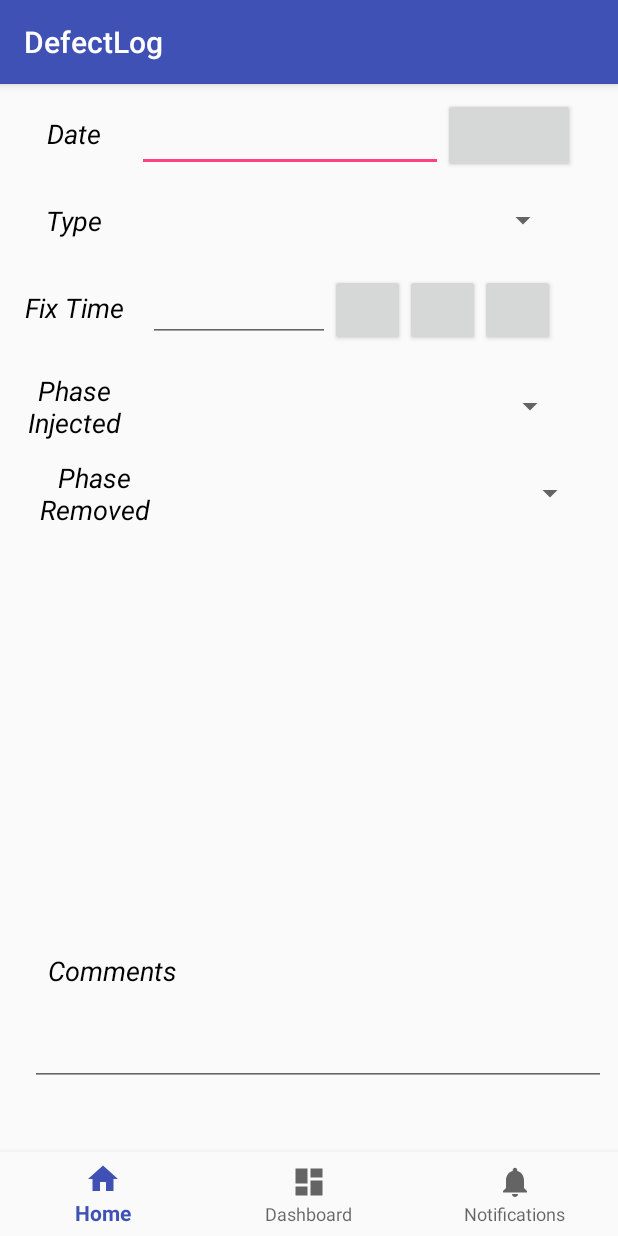
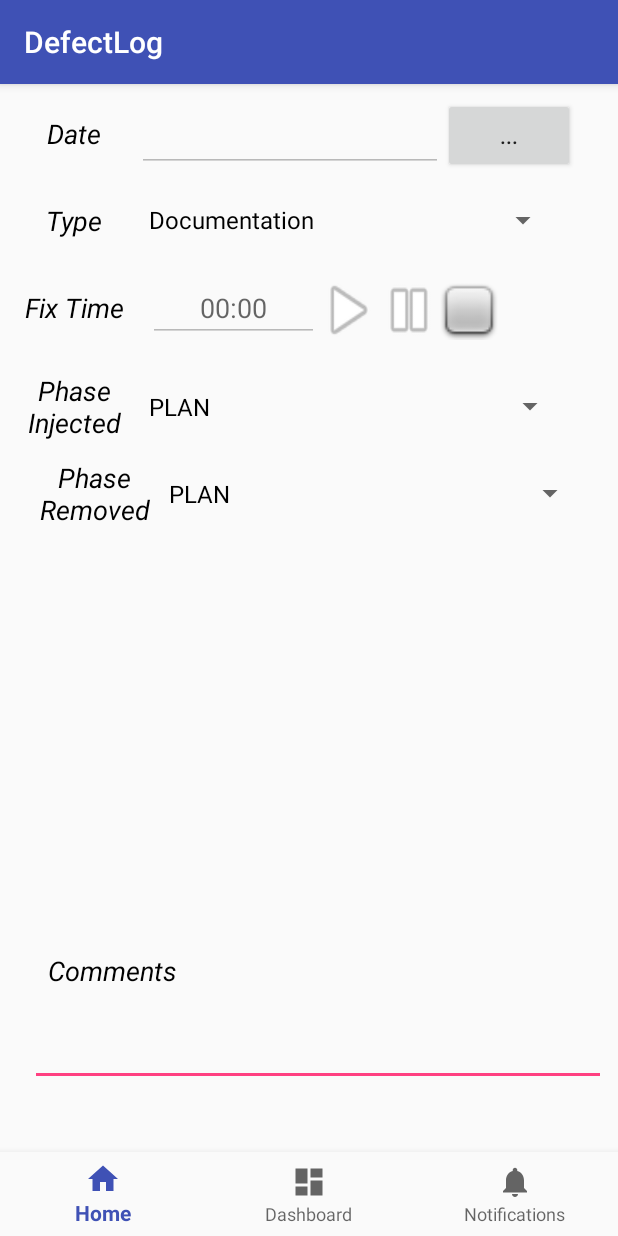
Before and after one commit to DARWorldSkills/ProyectoPSP7, an Android app: the DefectLog screen opened directly, with no data from a screen before it, on a phone screen of 412 x 824 dp. Run offline under Robolectric (Android 15) with nearby library versions, the phone set to English and light mode, and no system bars.

Commit message:
commita4

```diff
--- a/ProyectoPSP7/app/build.gradle
+++ b/ProyectoPSP7/app/build.gradle
@@ -23,6 +23,7 @@ dependencies {
     implementation 'com.android.support:appcompat-v7:27.1.1'
     implementation 'com.android.support.constraint:constraint-layout:1.1.2'
     implementation 'com.android.support:design:27.1.1'
+    implementation 'com.android.support:support-v4:27.1.1'
     testImplementation 'junit:junit:4.12'
     androidTestImplementation 'com.android.support.test:runner:1.0.2'
     androidTestImplementation 'com.android.support.test.espresso:espresso-core:3.0.2'
--- a/ProyectoPSP7/app/src/main/java/com/aprendiz/ragp/proyectopsp7/controllers/DefectLog.java
+++ b/ProyectoPSP7/app/src/main/java/com/aprendiz/ragp/proyectopsp7/controllers/DefectLog.java
@@ -3,13 +3,37 @@ package com.aprendiz.ragp.proyectopsp7.controllers;
 import android.os.Bundle;
 import android.support.annotation.NonNull;
 import android.support.design.widget.BottomNavigationView;
+import android.support.design.widget.Snackbar;
 import android.support.v7.app.AppCompatActivity;
 import android.view.MenuItem;
+import android.view.View;
+import android.widget.ArrayAdapter;
+import android.widget.Button;
+import android.widget.EditText;
+import android.widget.Spinner;
 import android.widget.TextView;
 
 import com.aprendiz.ragp.proyectopsp7.R;
 
-public class DefectLog extends AppCompatActivity {
+import java.text.SimpleDateFormat;
+import java.util.ArrayList;
+import java.util.Date;
+import java.util.List;
+
+public class DefectLog extends AppCompatActivity implements View.OnClickListener{
+
+    EditText txtDate, txtfixtime, txtComments;
+    Button btnFecha, btnGo, btnStopD, btnAgain;
+    Spinner spinerType, spinnerPhaseInject, spinnerPhaseRemoved;
+
+    Thread thread;
+    int [] tiempo = {0,0};
+
+    int validar = 0;
+    Date dateFecha;
+
+    boolean bandera = true;
+    boolean bandera1 = false;
 
     private TextView mTextMessage;
 
@@ -41,6 +65,217 @@ public class DefectLog extends AppCompatActivity {
         mTextMessage = (TextView) findViewById(R.id.message);
         BottomNavigationView navigation = (BottomNavigationView) findViewById(R.id.navigation);
         navigation.setOnNavigationItemSelectedListener(mOnNavigationItemSelectedListener);
+
+        inicializar();
+        CallOnclick();
+        ListarSpinners();
+       // validarCampos();
+        cronometro();
+
     }
 
+    private void cronometro() {
+
+        thread = new Thread(new Runnable() {
+            @Override
+            public void run() {
+
+                    while (bandera){
+                        try {
+                            {
+                                Thread.sleep(1000);
+                            }
+                            runOnUiThread(new Runnable() {
+                                @Override
+                                public void run() {
+
+
+                                    if (bandera1){
+                                        tiempo[0]++;
+                                        if (tiempo [0] == 60){
+                                            tiempo[1]++;
+                                            tiempo[0] =0;
+                                        }
+
+                                        if (tiempo[0] >= 0 && tiempo[0] <10){
+                                            if (tiempo[0] >= 0 && tiempo[0] < 10){
+                                                txtfixtime.setText("0" + tiempo[1] + ":" + "0" + tiempo[0]);
+                                            }else {
+
+                                                txtfixtime.setText(tiempo[1] + ":" + "0" + tiempo[0]);
+                                            }
+                                        }
+
+
+                                        if (tiempo[0] >= 10 && tiempo[0] <60){
+                                            if (tiempo[0] >= 0 && tiempo[0] <10){
+                                                txtfixtime.setText("0" + tiempo[1] + ":" + tiempo[0]);
+
+                                            }else{
+
+                                                txtfixtime.setText(tiempo[1] + ":" + tiempo[0]);
+                                            }
+                                        }
+                                    }
+
+                                }
+                            });
+                        } catch (InterruptedException e) {
+                            e.printStackTrace();
+                        }
+
+                    }
+
+            }
+        });
+        thread.start();
+
+    }
+
+    @Override
+    protected void onPause() {
+        super.onPause();
+    }
+
+    @Override
+    protected void onStop() {
+        super.onStop();
+    }
+
+
+
+    private void validarCampos() {
+
+        int validar = 0;
+        if (txtDate.getText().toString().length()>0){
+            validar++;
+        }else{
+            txtDate.setError("Campo Necesario");
+        }
+        if (txtfixtime.getText().toString().length()>0){
+            validar++;
+        }else {
+
+            txtfixtime.setError("No hay tiempo");
+        }
+    }
+
+    private void ListarSpinners() {
+
+        List<String> type = new ArrayList<>();
+        type.add("Documentation");
+        type.add("Syntax");
+        type.add("Build");
+        type.add("Package");
+        type.add("Assigment");
+        type.add("Interface");
+        type.add("Checking");
+        type.add("Data");
+        type.add("Function");
+        type.add("System");
+        type.add("Environment");
+
+        List<String> phases = new ArrayList<>();
+        phases.add("PLAN");
+        phases.add("DLD");
+        phases.add("CODE");
+        phases.add("COMPILE");
+        phases.add("UT");
+        phases.add("PM");
+
+        ArrayAdapter<String> adapterType = new ArrayAdapter<>(this, android.R.layout.simple_spinner_dropdown_item, type);
+        ArrayAdapter<String> adapterphases = new ArrayAdapter<>(this, android.R.layout.simple_spinner_dropdown_item, phases);
+
+        spinerType.setAdapter(adapterType);
+        spinnerPhaseRemoved.setAdapter(adapterphases);
+        spinnerPhaseInject.setAdapter(adapterphases);
+
+
+    }
+
+    private void CallOnclick() {
+
+        btnGo.setOnClickListener(this);
+        btnStopD.setOnClickListener(this);
+        btnAgain.setOnClickListener(this);
+        btnFecha.setOnClickListener(this);
+
+    }
+
+    private void inicializar() {
+
+        txtDate = findViewById(R.id.txtFecha);
+        txtfixtime = findViewById(R.id.txtFixTime);
+        txtComments = findViewById(R.id.txtComments);
+
+        btnGo = findViewById(R.id.btnGo);
+        btnStopD = findViewById(R.id.btnStopD);
+        btnAgain = findViewById(R.id.btnAgain);
+        btnFecha = findViewById(R.id.btnFecha);
+
+        spinerType = findViewById(R.id.spinnerType);
+        spinnerPhaseInject = findViewById(R.id.spinnerPhaseInject);
+        spinnerPhaseRemoved = findViewById(R.id.spinnerPhaseRemoved);
+
+
+    }
+
+    @Override
+    public void onClick(View v) {
+        switch (v.getId()){
+
+            case R.id.btnFecha:
+                obtenerFecha();
+
+                break;
+
+
+            case R.id.btnGo:
+
+                GoCronometro();
+                Snackbar.make(v, "Star", Snackbar.LENGTH_SHORT).show();
+
+                break;
+
+            case R.id.btnStopD:
+
+                stopCronometro();
+                Snackbar.make(v, "Stop", Snackbar.LENGTH_SHORT).show();
+
+                break;
+
+            case R.id.btnAgain:
+                reiniciarCronometro();
+                Snackbar.make(v, "Again", Snackbar.LENGTH_SHORT).show();
+
+                break;
+        }
+
+
+    }
+
+    private void reiniciarCronometro() {
+        bandera1 = false;
+        tiempo[0]=0;
+        tiempo[0]=1;
+        txtfixtime.setText("0" + tiempo[1] + ":" + "0" + tiempo[0]);
+    }
+
+    private void stopCronometro() {
+        bandera1 = false;
+    }
+
+    private void GoCronometro() {
+
+        bandera1 = true;
+
+    }
+
+    private void obtenerFecha() {
+
+        dateFecha = new Date();
+        SimpleDateFormat fecha = new SimpleDateFormat("dd/MM/yyyy HH:mm:ss");
+        String fecha1 = fecha.format(dateFecha);
+        txtDate.setText(fecha1);
+    }
 }
--- a/ProyectoPSP7/app/src/main/res/layout/activity_defect_log.xml
+++ b/ProyectoPSP7/app/src/main/res/layout/activity_defect_log.xml
@@ -30,11 +30,13 @@
         <EditText
             android:id="@+id/txtFecha"
             android:layout_width="204dp"
+            android:enabled="false"
             android:layout_height="50dp" />
 
         <Button
             android:id="@+id/btnFecha"
             android:layout_width="wrap_content"
+            android:text="..."
             android:layout_height="50dp" />
 
     </LinearLayout>
@@ -89,28 +91,36 @@
             android:text="@string/fixtime"
             android:textColor="#000"
             android:textSize="18sp"
+            android:textAlignment="center"
+            android:hint="00:00"
             android:textStyle="italic" />
 
         <EditText
             android:id="@+id/txtFixTime"
-            android:layout_width="121dp"
+            android:layout_width="114dp"
+            android:enabled="false"
+            android:hint="00:00"
+            android:textAlignment="center"
             android:layout_height="wrap_content"
             android:layout_marginLeft="7dp" />
 
         <Button
             android:id="@+id/btnGo"
-            android:layout_width="50dp"
-            android:layout_height="wrap_content" />
+            android:layout_width="40dp"
+            android:layout_height="wrap_content"
+            android:background="@android:drawable/ic_media_play" />
 
         <Button
-            android:id="@+id/btnStop"
-            android:layout_width="50dp"
-            android:layout_height="wrap_content" />
+            android:id="@+id/btnStopD"
+            android:layout_width="40dp"
+            android:layout_height="wrap_content"
+            android:background="@android:drawable/ic_media_pause" />
 
         <Button
             android:id="@+id/btnAgain"
-            android:layout_width="50dp"
-            android:layout_height="wrap_content" />
+            android:layout_width="40dp"
+            android:layout_height="40dp"
+            android:background="@android:drawable/checkbox_off_background" />
 
     </LinearLayout>
 
--- a/ProyectoPSP7/app/src/main/res/values/strings.xml
+++ b/ProyectoPSP7/app/src/main/res/values/strings.xml
@@ -26,4 +26,7 @@
     <string name="phaseremove">Phase Removed</string>
 
     <string name="ingreseproyecto">Ingrese el nombre del proyecto</string>
+
+    <!-- TODO: Remove or change this placeholder text -->
+    <string name="hello_blank_fragment">Hello blank fragment</string>
 </resources>
```
Also changed, not shown: ProyectoPSP7/app/src/main/java/com/aprendiz/ragp/proyectopsp7/Fragments/FragmentPhaseRemoved.java (added, +109 -0 lines), ProyectoPSP7/app/src/main/java/com/aprendiz/ragp/proyectopsp7/Fragments/FragmentPhasel.java (added, +30 -0 lines), ProyectoPSP7/app/src/main/java/com/aprendiz/ragp/proyectopsp7/Fragments/FragmentTime.java (added, +30 -0 lines), ProyectoPSP7/app/src/main/res/layout/fragment_fragment_phase_removed.xml (added, +14 -0 lines), ProyectoPSP7/app/src/main/res/layout/fragment_fragment_phasel.xml (added, +14 -0 lines), ProyectoPSP7/app/src/main/res/layout/fragment_fragment_time.xml (added, +14 -0 lines).
